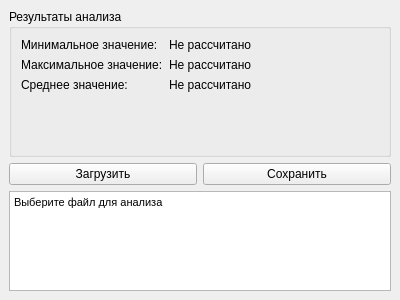
Qt form designer.ui (Naturpa/Turukina_lab3) before a commit.
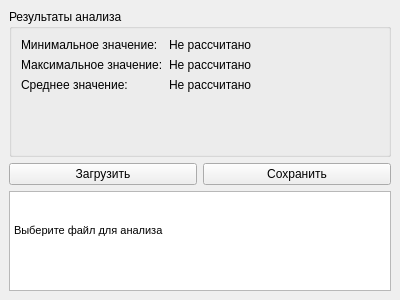
The same form after that commit.

What changed in the file:
```diff
--- a/designer.ui
+++ b/designer.ui
@@ -94,10 +94,14 @@
       </property>
       <property name="html">
        <string>&lt;!DOCTYPE HTML PUBLIC &quot;-//W3C//DTD HTML 4.0//EN&quot; &quot;http://www.w3.org/TR/REC-html40/strict.dtd&quot;&gt;
-&lt;html&gt;&lt;head&gt;&lt;meta name=&quot;qrichtext&quot; content=&quot;1&quot; /&gt;&lt;style type=&quot;text/css&quot;&gt;
-p, li { white-space: pre-wrap; }
-&lt;/style&gt;&lt;/head&gt;&lt;body style=&quot; font-family:'MS Shell Dlg 2'; font-size:8.25pt; font-weight:400; font-style:normal;&quot;&gt;
-&lt;p style=&quot; margin-top:0px; margin-bottom:0px; margin-left:0px; margin-right:0px; -qt-block-indent:0; text-indent:0px;&quot;&gt;Выберите файл для анализа&lt;/p&gt;&lt;/body&gt;&lt;/html&gt;</string>
+                                &lt;html&gt;&lt;head&gt;&lt;meta name=&quot;qrichtext&quot; content=&quot;1&quot; /&gt;&lt;style
+                                type=&quot;text/css&quot;&gt;
+                                p, li { white-space: pre-wrap; }
+                                &lt;/style&gt;&lt;/head&gt;&lt;body style=&quot; font-family:'MS Shell Dlg 2';
+                                font-size:8.25pt; font-weight:400; font-style:normal;&quot;&gt;
+                                &lt;p style=&quot; margin-top:0px; margin-bottom:0px; margin-left:0px; margin-right:0px;
+                                -qt-block-indent:0; text-indent:0px;&quot;&gt;Выберите файл для анализа&lt;/p&gt;&lt;/body&gt;&lt;/html&gt;
+                            </string>
       </property>
      </widget>
     </item>
```
Lines whose indentation alone changed are shown as unchanged.
